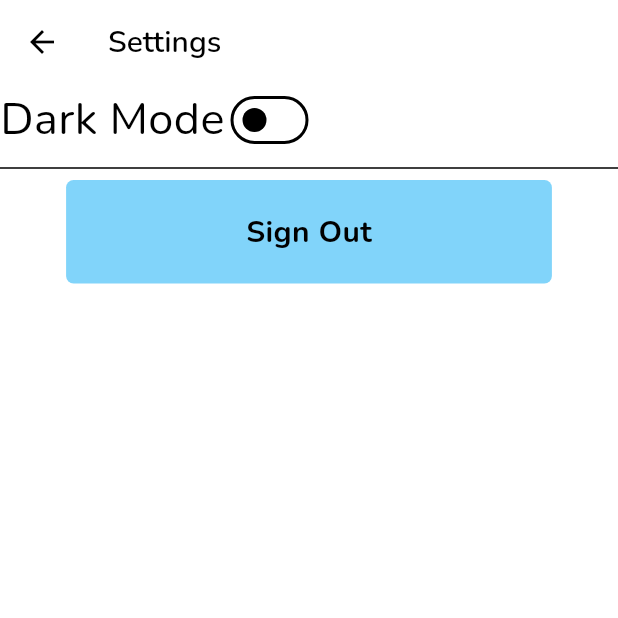
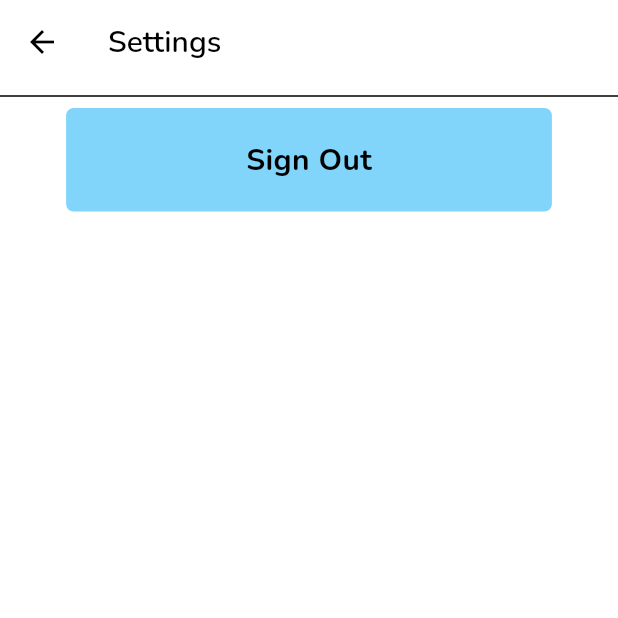
Before and after one commit to Jdare2001/Flutter-Major-Project-MoodTracker, a Flutter app: the SettingsScreen screen opened by its route, on a phone screen of 412 x 824 dp, the top half of it. Run offline on Flutter 3.47's test engine with Material 3 defaults, Android fonts, the phone set to English and light mode, and no system bars; our stand-ins replace cloud_firestore, curved_navigation_bar, firebase_auth, firebase_core, fl_chart, flutter_animation_progress_bar and 4 more; accounts and stored records are empty.

Commit message:
Update settings_screen.dart

```diff
--- a/lib/Screens/settings_screen.dart
+++ b/lib/Screens/settings_screen.dart
@@ -22,7 +22,6 @@ class _SettingsScreenState extends State<SettingsScreen> {
 
   @override
   Widget build(BuildContext context) {
-    bool isDarkTheme = Theme.of(context).brightness == Brightness.dark;
     return Scaffold(
       backgroundColor: Theme.of(context).colorScheme.background,
       appBar: AppBar(
@@ -34,22 +33,6 @@ class _SettingsScreenState extends State<SettingsScreen> {
       body: Center(
           child: Column(
         children: [
-          Row(
-            children: [
-              const Text(
-                "Dark Mode",
-                style: TextStyle(fontSize: 30),
-              ),
-              Switch(
-                value: isDarkTheme,
-                onChanged: (isOn) {
-                  isOn
-                      ? _toggleTheme(ThemeMode.dark)
-                      : _toggleTheme(ThemeMode.light);
-                },
-              )
-            ],
-          ),
           const Divider(),
           GestureDetector(
             onTap: signOutUser,
```
